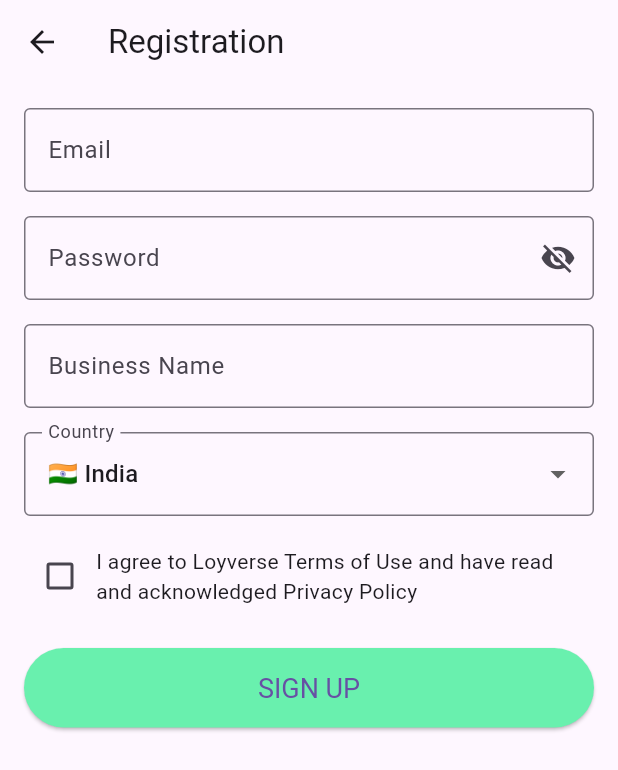
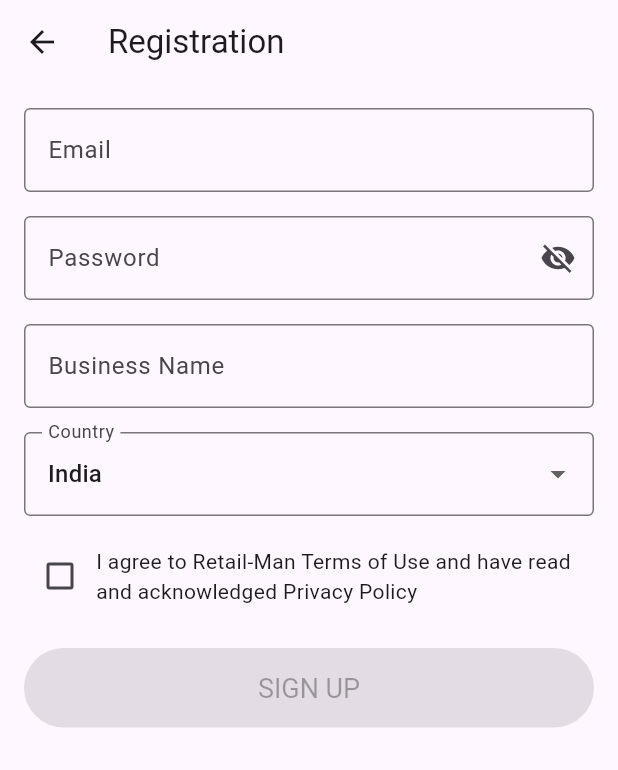
Before and after one commit to Theprovat/RETAIL-MAN-POS, a Flutter app: the RegistrationScreen screen opened by its route, on a phone screen of 412 x 824 dp. Shown: the top 770 px of the screen. Run offline on Flutter 3.47's test engine with Material 3 defaults, Android fonts, the phone set to English and light mode, and no system bars; our stand-ins replace image_picker.

Commit message:
fourth commit

```diff
--- a/lib/screens/create_item_screen.dart
+++ b/lib/screens/create_item_screen.dart
@@ -1,5 +1,4 @@
 import 'dart:io';
-
 import 'package:flutter/material.dart';
 import 'package:image_picker/image_picker.dart';
 
@@ -36,6 +35,7 @@ class _CreateItemScreenState extends State<CreateItemScreen> {
   final TextEditingController costController = TextEditingController();
   final TextEditingController skuController = TextEditingController(text: "10000");
   final TextEditingController barcodeController = TextEditingController();
+  final TextEditingController stockController = TextEditingController();
 
   Future<void> pickImage(ImageSource source) async {
     final picker = ImagePicker();
@@ -125,6 +125,18 @@ class _CreateItemScreenState extends State<CreateItemScreen> {
               value: trackStock,
               onChanged: (value) => setState(() => trackStock = value),
             ),
+            if (trackStock) ...[
+              const SizedBox(height: 16),
+              const Text("Stock Quantity"),
+              TextField(
+                controller: stockController,
+                keyboardType: TextInputType.number,
+                decoration: const InputDecoration(
+                  border: OutlineInputBorder(),
+                  hintText: 'Enter available stock',
+                ),
+              ),
+            ],
 
             const Divider(height: 32),
             const Text("Representation on POS", style: TextStyle(color: Colors.green, fontWeight: FontWeight.bold)),
--- a/lib/screens/registration_screen.dart
+++ b/lib/screens/registration_screen.dart
@@ -1,7 +1,44 @@
 import 'package:flutter/material.dart';
 
-class RegistrationScreen extends StatelessWidget {
+class RegistrationScreen extends StatefulWidget {
   const RegistrationScreen({super.key});
+
+  @override
+  State<RegistrationScreen> createState() => _RegistrationScreenState();
+}
+
+class _RegistrationScreenState extends State<RegistrationScreen> {
+  String selectedCountry = 'India';
+  bool agreeToTerms = false;
+
+  final List<String> countries = [
+    'India',
+    'United States',
+    'United Kingdom',
+    'Canada',
+    'Australia',
+    'Germany',
+    'France',
+    'Japan',
+    'China',
+    'Brazil',
+    'Russia',
+    'South Africa',
+    'New Zealand',
+    'Mexico',
+    'Italy',
+    'Spain',
+    'Netherlands',
+    'Singapore',
+    'Indonesia',
+    'Malaysia',
+    'Thailand',
+    'Philippines',
+    'Bangladesh',
+    'Pakistan',
+    'Sri Lanka',
+    'Nepal',
+  ];
 
   @override
   Widget build(BuildContext context) {
@@ -43,44 +80,48 @@ class RegistrationScreen extends StatelessWidget {
                 labelText: 'Country',
                 border: OutlineInputBorder(),
               ),
-              value: 'India',
-              items: <String>['India'].map((String value) {
+              value: selectedCountry,
+              items: countries.map((String value) {
                 return DropdownMenuItem<String>(
                   value: value,
-                  child: Row(
-                    children: [
-                      const Text('🇮🇳 '), // You might want to use a proper flag icon/widget
-                      Text(value),
-                    ],
-                  ),
+                  child: Text(value),
                 );
               }).toList(),
               onChanged: (String? newValue) {
-                // Handle country selection
+                if (newValue != null) {
+                  setState(() {
+                    selectedCountry = newValue;
+                  });
+                }
               },
             ),
             const SizedBox(height: 16.0),
             Row(
               children: <Widget>[
                 Checkbox(
-                  value: false,
+                  value: agreeToTerms,
                   onChanged: (bool? newValue) {
-                    // Handle terms and conditions agreement
+                    setState(() {
+                      agreeToTerms = newValue ?? false;
+                    });
                   },
                 ),
                 const Expanded(
                   child: Text(
-                    'I agree to Loyverse Terms of Use and have read and acknowledged Privacy Policy',
+                    'I agree to Retail-Man Terms of Use and have read and acknowledged Privacy Policy',
                   ),
                 ),
               ],
             ),
             const SizedBox(height: 24.0),
             ElevatedButton(
-              onPressed: () {
-                // Handle registration logic
-                print('Sign Up button pressed');
-              },
+              onPressed: agreeToTerms
+                  ? () {
+                      // Handle registration logic
+                      print('Sign Up button pressed');
+                      print('Country: $selectedCountry');
+                    }
+                  : null,
               style: ElevatedButton.styleFrom(
                 backgroundColor: Colors.greenAccent,
                 padding: const EdgeInsets.symmetric(vertical: 16.0),
```
